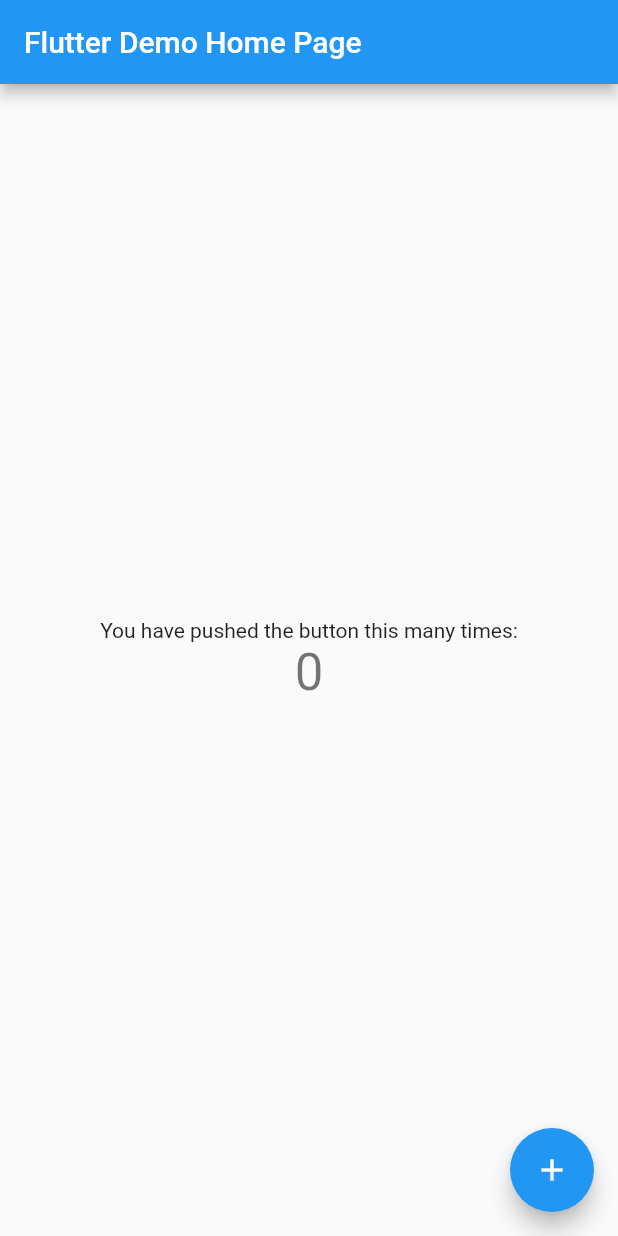
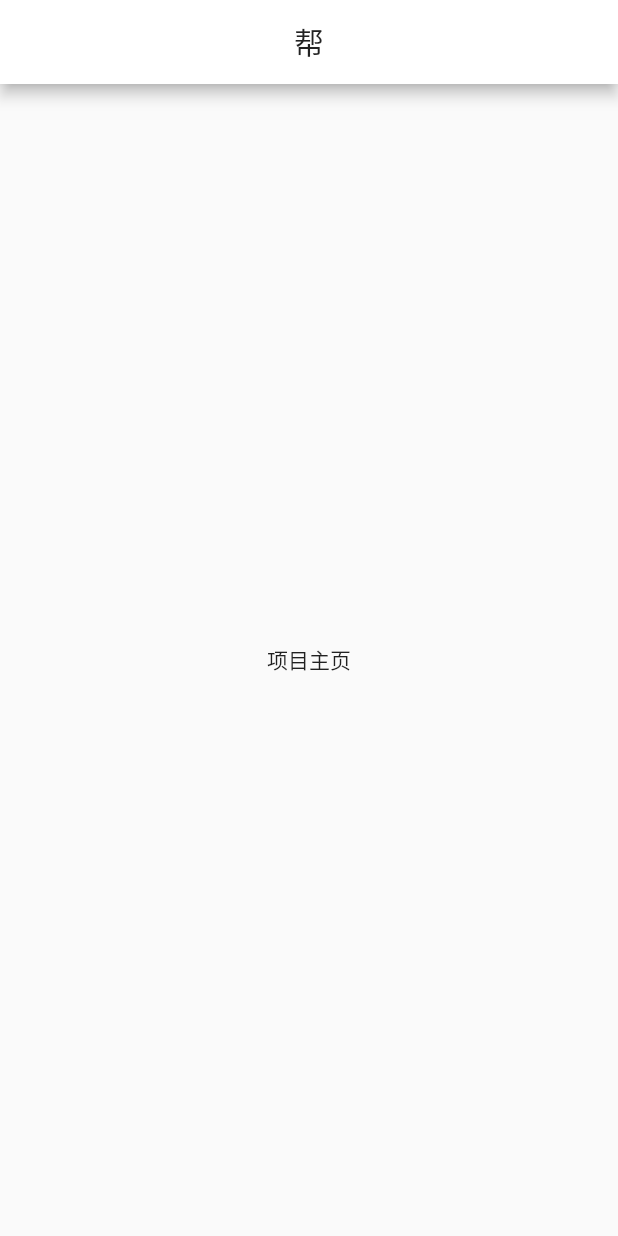
Before and after one commit to xiedong11/zsqy-module-flutter, a Flutter app: the screen it shows after launch, on a phone screen of 412 x 824 dp. Run offline on Flutter 3.47's test engine with Material 2 defaults, Android fonts, the phone set to English and light mode, and no system bars.

Commit message:
调整项目

```diff
--- a/lib/main.dart
+++ b/lib/main.dart
@@ -1,111 +1,24 @@
 import 'package:flutter/material.dart';
 
-void main() => runApp(MyApp());
+void main() {
+  runApp(MaterialApp(
+    home: MainPage(),
+    theme: ThemeData(primaryColor: Colors.white),
+    debugShowCheckedModeBanner: false,
+  ));
+}
 
-class MyApp extends StatelessWidget {
-  // This widget is the root of your application.
+class MainPage extends StatelessWidget {
   @override
   Widget build(BuildContext context) {
-    return MaterialApp(
-      title: 'Flutter Demo',
-      theme: ThemeData(
-        // This is the theme of your application.
-        //
-        // Try running your application with "flutter run". You'll see the
-        // application has a blue toolbar. Then, without quitting the app, try
-        // changing the primarySwatch below to Colors.green and then invoke
-        // "hot reload" (press "r" in the console where you ran "flutter run",
-        // or simply save your changes to "hot reload" in a Flutter IDE).
-        // Notice that the counter didn't reset back to zero; the application
-        // is not restarted.
-        primarySwatch: Colors.blue,
+    return Scaffold(
+      appBar: AppBar(
+        title: Text("帮"),
+        centerTitle: true,
       ),
-      home: MyHomePage(title: 'Flutter Demo Home Page'),
+      body: Center(
+        child: Text("项目主页"),
+      ),
     );
   }
 }
-
-class MyHomePage extends StatefulWidget {
-  MyHomePage({Key key, this.title}) : super(key: key);
-
-  // This widget is the home page of your application. It is stateful, meaning
-  // that it has a State object (defined below) that contains fields that affect
-  // how it looks.
-
-  // This class is the configuration for the state. It holds the values (in this
-  // case the title) provided by the parent (in this case the App widget) and
-  // used by the build method of the State. Fields in a Widget subclass are
-  // always marked "final".
-
-  final String title;
-
-  @override
-  _MyHomePageState createState() => _MyHomePageState();
-}
-
-class _MyHomePageState extends State<MyHomePage> {
-  int _counter = 0;
-
-  void _incrementCounter() {
-    setState(() {
-      // This call to setState tells the Flutter framework that something has
-      // changed in this State, which causes it to rerun the build method below
-      // so that the display can reflect the updated values. If we changed
-      // _counter without calling setState(), then the build method would not be
-      // called again, and so nothing would appear to happen.
-      _counter++;
-    });
-  }
-
-  @override
-  Widget build(BuildContext context) {
-    // This method is rerun every time setState is called, for instance as done
-    // by the _incrementCounter method above.
-    //
-    // The Flutter framework has been optimized to make rerunning build methods
-    // fast, so that you can just rebuild anything that needs updating rather
-    // than having to individually change instances of widgets.
-    return Scaffold(
-      appBar: AppBar(
-        // Here we take the value from the MyHomePage object that was created by
-        // the App.build method, and use it to set our appbar title.
-        title: Text(widget.title),
-      ),
-      body: Center(
-        // Center is a layout widget. It takes a single child and positions it
-        // in the middle of the parent.
-        child: Column(
-          // Column is also a layout widget. It takes a list of children and
-          // arranges them vertically. By default, it sizes itself to fit its
-          // children horizontally, and tries to be as tall as its parent.
-          //
-          // Invoke "debug painting" (press "p" in the console, choose the
-          // "Toggle Debug Paint" action from the Flutter Inspector in Android
-          // Studio, or the "Toggle Debug Paint" command in Visual Studio Code)
-          // to see the wireframe for each widget.
-          //
-          // Column has various properties to control how it sizes itself and
-          // how it positions its children. Here we use mainAxisAlignment to
-          // center the children vertically; the main axis here is the vertical
-          // axis because Columns are vertical (the cross axis would be
-          // horizontal).
-          mainAxisAlignment: MainAxisAlignment.center,
-          children: <Widget>[
-            Text(
-              'You have pushed the button this many times:',
-            ),
-            Text(
-              '$_counter',
-              style: Theme.of(context).textTheme.display1,
-            ),
-          ],
-        ),
-      ),
-      floatingActionButton: FloatingActionButton(
-        onPressed: _incrementCounter,
-        tooltip: 'Increment',
-        child: Icon(Icons.add),
-      ), // This trailing comma makes auto-formatting nicer for build methods.
-    );
-  }
-}
```
Also changed, not shown: 3 other files.
